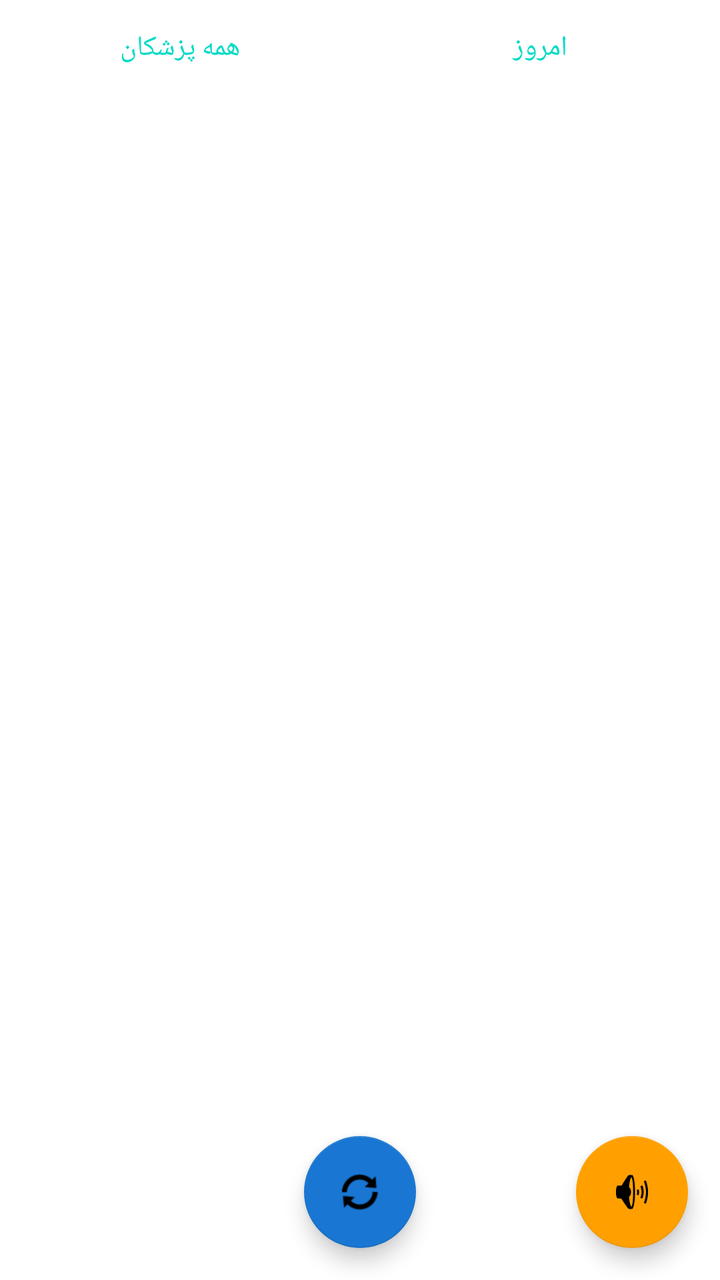
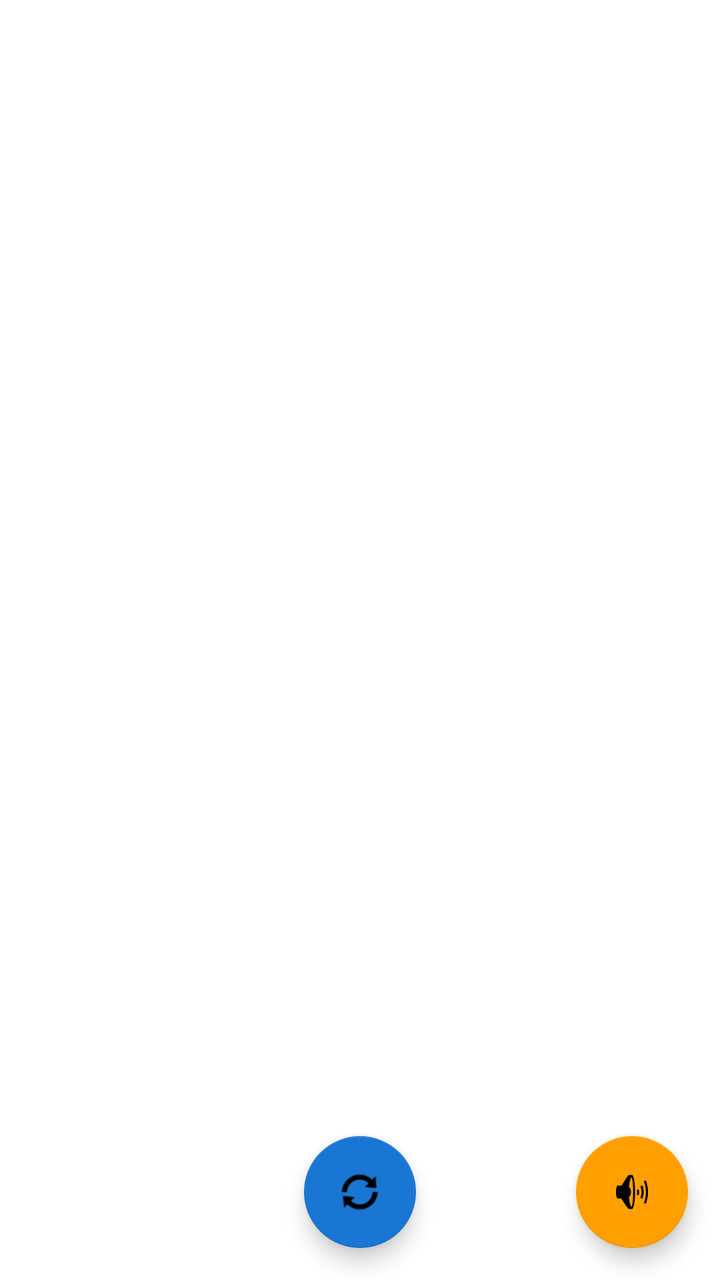

The first picture is an Android layout as it rendered before a commit; the second is the same layout after the commit. The layout source and the unified diff follow.
<!-- AndroidManifest.xml: application theme AppTheme -->
<!-- res/layout/activity_main.xml -->
<?xml version="1.0" encoding="utf-8"?>
<androidx.coordinatorlayout.widget.CoordinatorLayout xmlns:android="http://schemas.android.com/apk/res/android"
    xmlns:app="http://schemas.android.com/apk/res-auto"
    android:layout_width="match_parent"
    android:layout_height="match_parent">

    <LinearLayout
        android:layout_width="match_parent"
        android:layout_height="match_parent"
        android:orientation="vertical">

        <LinearLayout
            android:layout_width="match_parent"
            android:layout_height="wrap_content"
            android:orientation="horizontal"
            android:gravity="center">

            <Button
                android:id="@+id/btn_all"
                android:layout_width="0dp"
                android:layout_weight="1"
                android:layout_height="wrap_content"
                android:text="همه پزشکان"
                style="@style/Widget.AppCompat.Button.Borderless.Colored" />

            <Button
                android:id="@+id/btn_today"
                android:layout_width="0dp"
                android:layout_weight="1"
                android:layout_height="wrap_content"
                android:text="امروز"
                style="@style/Widget.AppCompat.Button.Borderless.Colored" />
        </LinearLayout>

        <FrameLayout
            android:layout_width="match_parent"
            android:layout_height="match_parent">

            <ProgressBar
                android:id="@+id/progress_bar"
                android:layout_width="wrap_content"
                android:layout_height="wrap_content"
                android:layout_gravity="center" />

            <androidx.recyclerview.widget.RecyclerView
                android:id="@+id/recycler_doctors"
                android:layout_width="match_parent"
                android:layout_height="match_parent"
                android:clipToPadding="false"
                android:padding="8dp" />
        </FrameLayout>
    </LinearLayout>

    <com.google.android.material.floatingactionbutton.FloatingActionButton
        android:id="@+id/fab_refresh"
        android:layout_width="wrap_content"
        android:layout_height="wrap_content"
        android:layout_gravity="bottom|center_horizontal"
        android:layout_margin="16dp"
        android:contentDescription="بروزرسانی"
        app:srcCompat="@android:drawable/ic_popup_sync"
        app:backgroundTint="#1976D2" />

    <com.google.android.material.floatingactionbutton.FloatingActionButton
        android:id="@+id/fab_speaker"
        android:layout_width="wrap_content"
        android:layout_height="wrap_content"
        android:layout_gravity="bottom|end"
        android:layout_margin="16dp"
        android:contentDescription="پیام‌ها"
        app:srcCompat="@android:drawable/ic_lock_silent_mode_off"
        app:backgroundTint="#FFA000" />
</androidx.coordinatorlayout.widget.CoordinatorLayout>
<!-- resources referenced by this layout -->
<resources>
  <style name="AppTheme" parent="Theme.MaterialComponents.Light.NoActionBar">
      </style>
</resources>

<!-- the commit's change to res/layout/activity_main.xml (unified diff, before → after) -->
@@ -8,29 +8,6 @@
         android:layout_width="match_parent"
         android:layout_height="match_parent"
         android:orientation="vertical">
-
-        <LinearLayout
-            android:layout_width="match_parent"
-            android:layout_height="wrap_content"
-            android:orientation="horizontal"
-            android:gravity="center">
-
-            <Button
-                android:id="@+id/btn_all"
-                android:layout_width="0dp"
-                android:layout_weight="1"
-                android:layout_height="wrap_content"
-                android:text="همه پزشکان"
-                style="@style/Widget.AppCompat.Button.Borderless.Colored" />
-
-            <Button
-                android:id="@+id/btn_today"
-                android:layout_width="0dp"
-                android:layout_weight="1"
-                android:layout_height="wrap_content"
-                android:text="امروز"
-                style="@style/Widget.AppCompat.Button.Borderless.Colored" />
-        </LinearLayout>
 
         <FrameLayout
             android:layout_width="match_parent"
@@ -50,6 +27,20 @@
                 android:padding="8dp" />
         </FrameLayout>
     </LinearLayout>
+
+    
+    <TextView
+        android:id="@+id/tv_official_message"
+        android:layout_width="match_parent"
+        android:layout_height="wrap_content"
+        android:background="#1976D2"
+        android:textColor="#FFFFFF"
+        android:padding="12dp"
+        android:gravity="center"
+        android:textSize="16sp"
+        android:visibility="gone"
+        android:layout_gravity="bottom|center_horizontal"
+        android:layout_marginBottom="80dp" />
 
     <com.google.android.material.floatingactionbutton.FloatingActionButton
         android:id="@+id/fab_refresh"
